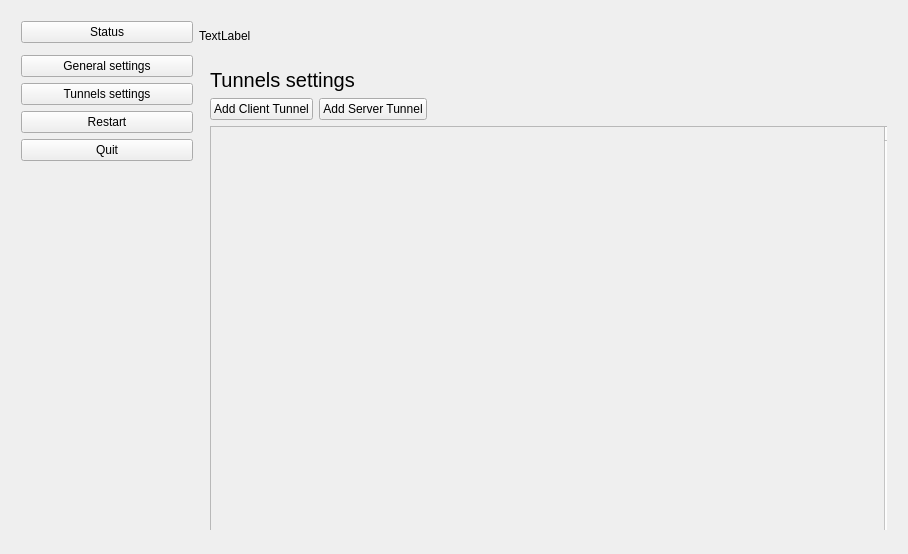
This is qt/i2pd_qt/mainwindow.ui in PurpleI2P/i2pd as Qt 5 draws it before an edit. The edited form follows.
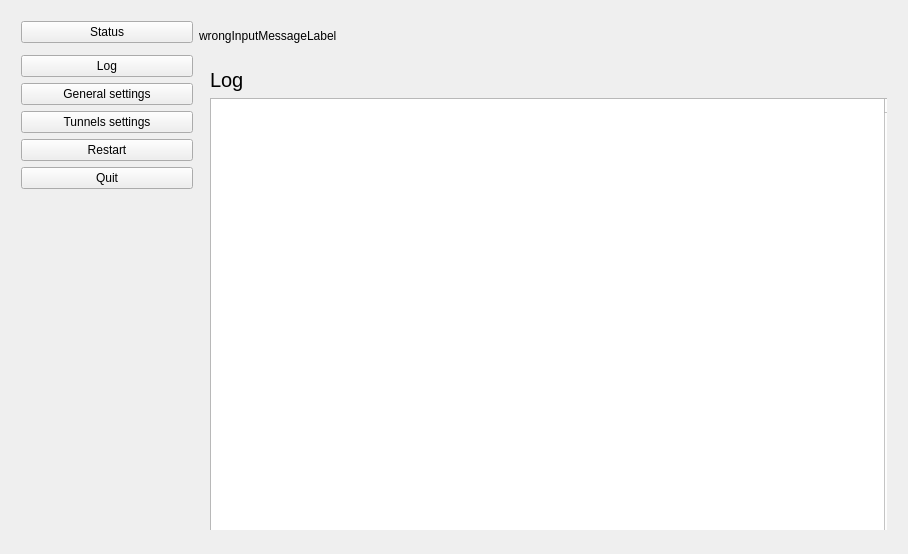
This is the edited form.

Commit message: qt log viewer now works

The edit to the form file:
```diff
--- a/qt/i2pd_qt/mainwindow.ui
+++ b/qt/i2pd_qt/mainwindow.ui
@@ -58,7 +58,7 @@
       <enum>QLayout::SetMaximumSize</enum>
      </property>
      <item>
-      <layout class="QVBoxLayout" name="verticalLayout" stretch="0,0,0,0,0,0,0,0">
+      <layout class="QVBoxLayout" name="verticalLayout" stretch="0,0,0,0,0,0,0,0,0">
        <property name="sizeConstraint">
         <enum>QLayout::SetMinimumSize</enum>
        </property>
@@ -96,6 +96,13 @@
          </property>
         </widget>
        </item>
+       <item>
+        <widget class="QPushButton" name="logViewerPushButton">
+         <property name="text">
+          <string>Log</string>
+         </property>
+        </widget>
+       </item>
        <item>
         <widget class="QPushButton" name="settingsPagePushButton">
          <property name="enabled">
@@ -596,7 +603,7 @@
           </palette>
          </property>
          <property name="text">
-          <string>TextLabel</string>
+          <string>wrongInputMessageLabel</string>
          </property>
          <property name="wordWrap">
           <bool>true</bool>
@@ -627,7 +634,7 @@
           </size>
          </property>
          <property name="currentIndex">
-          <number>2</number>
+          <number>1</number>
          </property>
          <widget class="QWidget" name="statusPage">
           <property name="sizePolicy">
@@ -671,6 +678,69 @@
            </layout>
           </widget>
          </widget>
+         <widget class="QWidget" name="logViewerPage">
+          <property name="sizePolicy">
+           <sizepolicy hsizetype="Preferred" vsizetype="Preferred">
+            <horstretch>0</horstretch>
+            <verstretch>0</verstretch>
+           </sizepolicy>
+          </property>
+          <widget class="QWidget" name="verticalLayoutWidget_4_logViewer">
+           <property name="geometry">
+            <rect>
+             <x>0</x>
+             <y>0</y>
+             <width>711</width>
+             <height>531</height>
+            </rect>
+           </property>
+           <layout class="QVBoxLayout" name="verticalLayout_4_logViewer">
+            <property name="sizeConstraint">
+             <enum>QLayout::SetMinAndMaxSize</enum>
+            </property>
+            <item>
+             <widget class="QLabel" name="logViewerTitleLabel">
+              <property name="font">
+               <font>
+                <pointsize>15</pointsize>
+               </font>
+              </property>
+              <property name="text">
+               <string>Log</string>
+              </property>
+             </widget>
+            </item>
+            <item>
+             <widget class="QPlainTextEdit" name="logViewerTextEdit">
+              <property name="sizePolicy">
+               <sizepolicy hsizetype="Expanding" vsizetype="Expanding">
+                <horstretch>0</horstretch>
+                <verstretch>0</verstretch>
+               </sizepolicy>
+              </property>
+              <property name="verticalScrollBarPolicy">
+               <enum>Qt::ScrollBarAlwaysOn</enum>
+              </property>
+              <property name="horizontalScrollBarPolicy">
+               <enum>Qt::ScrollBarAsNeeded</enum>
+              </property>
+              <property name="sizeAdjustPolicy">
+               <enum>QAbstractScrollArea::AdjustIgnored</enum>
+              </property>
+              <property name="maximumBlockCount">
+               <number>10000</number>
+              </property>
+              <property name="acceptRichText" stdset="0">
+               <bool>false</bool>
+              </property>
+              <property name="widgetResizable" stdset="0">
+               <bool>true</bool>
+              </property>
+             </widget>
+            </item>
+           </layout>
+          </widget>
+         </widget>
          <widget class="QWidget" name="settingsPage">
           <property name="sizePolicy">
            <sizepolicy hsizetype="Preferred" vsizetype="Preferred">
```
Left out of the diff: 4 changed lines with no effect on the pictures. The commit also changes 11 other files.
